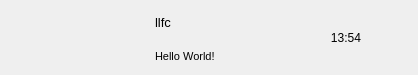
This is ChatApplication/chatuserwid.ui in misakamisaka19090/llfcchat as Qt 5 draws it before an edit. The edited form follows.
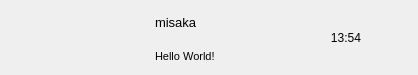
This is the edited form.

Patch:
```diff
--- a/ChatApplication/chatuserwid.ui
+++ b/ChatApplication/chatuserwid.ui
@@ -163,7 +163,7 @@
          </font>
         </property>
         <property name="text">
-         <string>llfc</string>
+         <string>misaka</string>
         </property>
        </widget>
       </item>
```
Left out of the diff: 4 changed lines with no effect on the pictures.
